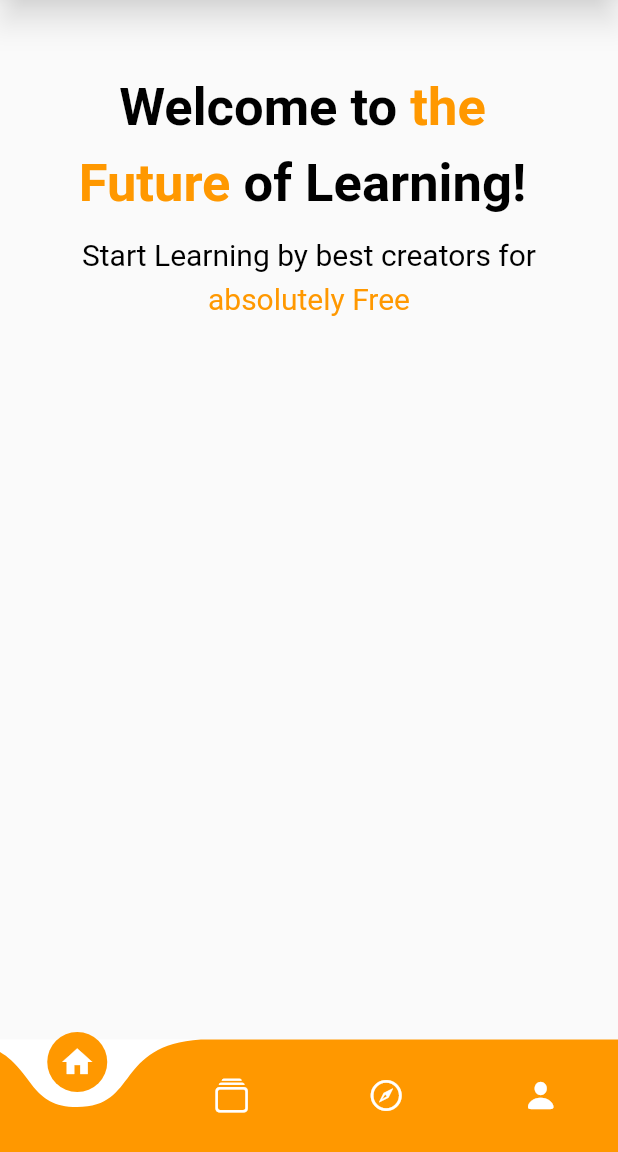
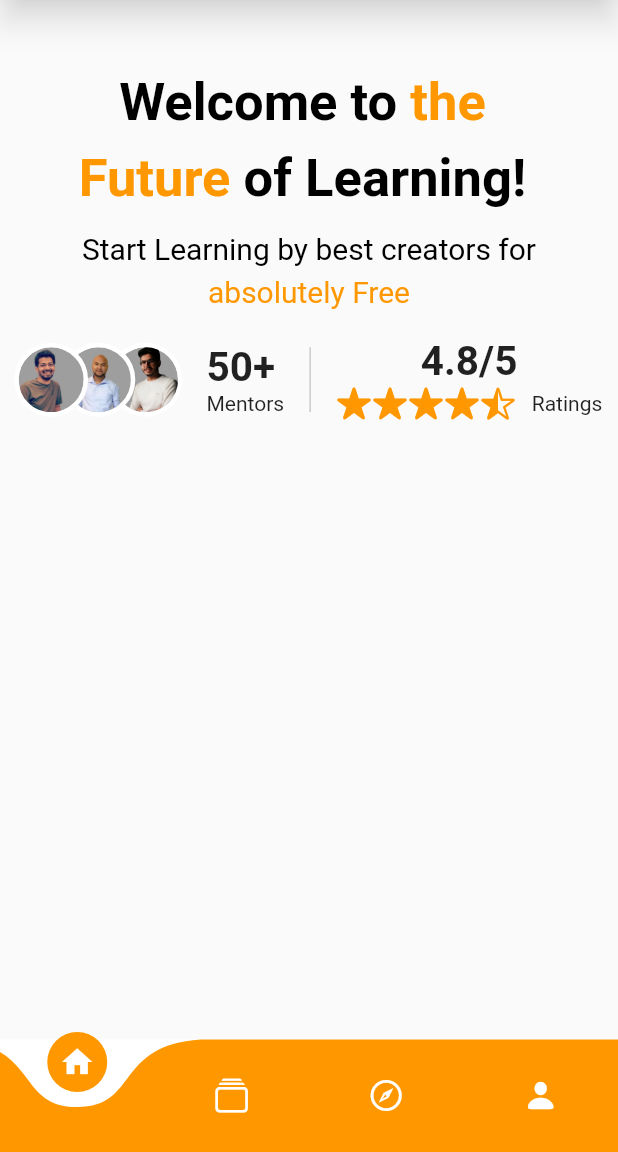
Before and after one commit to anzjoxavier/Assignment-01-CipherSchools, a Flutter app: the screen it shows after launch, on a phone screen of 412 x 824 dp, the part 84-1236 px from its top. Run offline on Flutter 3.47's test engine with Material 2 defaults, Android fonts, the light colour scheme and no system bars; drawn by our look-alikes of animated_text_kit, curved_navigation_bar; our stand-ins replace get.

Commit message:
Done Mentor and Ratings

```diff
--- a/lib/Utilities/app_layout.dart
+++ b/lib/Utilities/app_layout.dart
@@ -15,7 +15,7 @@ class AppLayout {
   }
 
   static getHeight(double pixels) {
-    final x = getScreenHeight()*(pixels/807.2727272727273);
+    final x = getScreenHeight()*(pixels/856.7272727272727);
     return x;
   }
 
--- a/lib/views/courses_view.dart
+++ b/lib/views/courses_view.dart
@@ -1,6 +1,8 @@
 import 'package:flutter/material.dart';
 import 'package:flutter/src/widgets/framework.dart';
 import 'package:flutter/src/widgets/placeholder.dart';
+
+import '../Utilities/app_layout.dart';
 
 class CoursesView extends StatefulWidget {
   const CoursesView({super.key});
@@ -12,7 +14,8 @@ class CoursesView extends StatefulWidget {
 class _CoursesViewState extends State<CoursesView> {
   @override
   Widget build(BuildContext context) {
-    return Scaffold(
+
+    return const Scaffold(
       body: Center(child: Text("Courses View")),
     );
   }
--- a/lib/views/home_view.dart
+++ b/lib/views/home_view.dart
@@ -1,10 +1,11 @@
 import 'package:animated_text_kit/animated_text_kit.dart';
 import 'package:cipherschools/Utilities/app_layout.dart';
+import 'package:cipherschools/widgets/mentorAndRating.dart';
+import 'package:cipherschools/widgets/roundedFrame.dart';
+import 'package:flutter/cupertino.dart';
 import 'package:flutter/material.dart';
-import 'package:flutter/src/widgets/framework.dart';
-import 'package:flutter/src/widgets/placeholder.dart';
-
 import '../Utilities/app_styles.dart';
+import '../widgets/appBar.dart';
 
 class HomeView extends StatefulWidget {
   const HomeView({super.key});
@@ -16,37 +17,16 @@ class HomeView extends StatefulWidget {
 class _HomeViewState extends State<HomeView> {
   @override
   Widget build(BuildContext context) {
+    final height = MediaQuery.of(context).size.height;
+    final width = MediaQuery.of(context).size.width;
+    print(height);
+    print(width);
     return Scaffold(
-      appBar: AppBar(
-        backgroundColor: Colors.white,
-        elevation: 8,
-        shadowColor: Colors.white,
-        title: Row(
-          children: [
-            Image.asset(
-              "assets/images/Cipherschools_icon.png",
-              width: 33,
-            ),
-            const SizedBox(
-              width: 5,
-            ),
-            Text(
-              "CipherSchools",
-              style: AppStyles.titleTextStyle,
-            ),
-            const Spacer(),
-            // Icon(Icons.menu_sharp,color: Colors.black,)
-            Image.asset(
-              "assets/images/menu_icon.png",
-              width: 40,
-            ),
-          ],
-        ),
-      ),
-      body: SingleChildScrollView(
-        child:Column(
-
-
+      appBar: AppBarClass.customAppBar,
+      body: Container(
+        padding: EdgeInsets.symmetric(horizontal: AppLayout.getWidth(10)),
+        child: SingleChildScrollView(
+            child: Column(
           children: [
             SizedBox(
               height: AppLayout.getHeight(50),
@@ -54,8 +34,15 @@ class _HomeViewState extends State<HomeView> {
             Row(
               mainAxisAlignment: MainAxisAlignment.center,
               children: [
-                Text("Welcome to ",style: AppStyles.headerTextStyle,),
-                Text("the ",style: AppStyles.headerTextStyle.copyWith(color: AppStyles.themeColor),),
+                Text(
+                  "Welcome to ",
+                  style: AppStyles.headerTextStyle,
+                ),
+                Text(
+                  "the ",
+                  style: AppStyles.headerTextStyle
+                      .copyWith(color: AppStyles.themeColor),
+                ),
               ],
             ),
             SizedBox(
@@ -64,27 +51,42 @@ class _HomeViewState extends State<HomeView> {
             Row(
               mainAxisAlignment: MainAxisAlignment.center,
               children: [
-                Text("Future ",style: AppStyles.headerTextStyle.copyWith(color: AppStyles.themeColor),),
-                Text("of Learning! ",style: AppStyles.headerTextStyle,),
+                Text(
+                  "Future ",
+                  style: AppStyles.headerTextStyle
+                      .copyWith(color: AppStyles.themeColor),
+                ),
+                Text(
+                  "of Learning! ",
+                  style: AppStyles.headerTextStyle,
+                ),
               ],
             ),
             SizedBox(
               height: AppLayout.getHeight(15),
             ),
-            Text("Start Learning by best creators for",style: AppStyles.subHeaderTextStyle,),
+            Text(
+              "Start Learning by best creators for",
+              style: AppStyles.subHeaderTextStyle,
+            ),
             SizedBox(
               height: AppLayout.getHeight(6),
             ),
-             AnimatedTextKit(
+            AnimatedTextKit(
               repeatForever: true,
               animatedTexts: [
-                TyperAnimatedText('absolutely Free',textStyle: AppStyles.animatedTextStyle,speed: Duration(milliseconds: 200)),
+                TyperAnimatedText('absolutely Free',
+                    textStyle: AppStyles.animatedTextStyle,
+                    speed: const Duration(milliseconds: 200)),
               ],
-              onTap:(){},
             ),
+            SizedBox(
+              height: AppLayout.getHeight(20),
+            ),
+           const MentorAndRating()
           ],
-        )
-        ),
+        )),
+      ),
     );
   }
 }
--- /dev/null
+++ b/lib/widgets/appBar.dart
@@ -0,0 +1,37 @@
+
+import 'package:flutter/material.dart';
+
+
+import '../Utilities/app_styles.dart';
+
+class AppBarClass{
+
+ static AppBar customAppBar=AppBar(
+        backgroundColor: Colors.white,
+        elevation: 8,
+        shadowColor: Colors.white,
+        title: Row(
+          children: [
+            Image.asset(
+              "assets/images/Cipherschools_icon.png",
+              width: 33,
+            ),
+            const SizedBox(
+              width: 5,
+            ),
+            Text(
+              "CipherSchools",
+              style: AppStyles.titleTextStyle,
+            ),
+            const Spacer(),
+            // Icon(Icons.menu_sharp,color: Colors.black,)
+            Image.asset(
+              "assets/images/menu_icon.png",
+              width: 40,
+            ),
+          ],
+        ),
+      );
+
+
+}
--- /dev/null
+++ b/lib/widgets/mentorAndRating.dart
@@ -0,0 +1,80 @@
+import 'package:cipherschools/widgets/roundedFrame.dart';
+import 'package:flutter/cupertino.dart';
+import 'package:flutter/material.dart';
+import '../Utilities/app_layout.dart';
+
+class MentorAndRating extends StatelessWidget {
+  const MentorAndRating({super.key});
+
+  @override
+  Widget build(BuildContext context) {
+    return Row(
+              mainAxisAlignment: MainAxisAlignment.spaceBetween,
+              mainAxisSize: MainAxisSize.max,
+              children: [
+                const RoundedPhotoFrame(),
+                const Spacer(),
+                Column(
+                  crossAxisAlignment: CrossAxisAlignment.start,
+                  children: const [
+                    Text(
+                      "50+",
+                      style: TextStyle(
+                          fontSize: 27, fontWeight: FontWeight.bold),
+                    ),
+                    Text("Mentors")
+                  ],
+                ),
+                const Spacer(),
+                Container(
+                  height: AppLayout.getHeight(45),
+                  width: AppLayout.getWidth(0.5),
+                  decoration: const BoxDecoration(color: Colors.grey),
+                ),
+                const Spacer(),
+                Column(
+                  mainAxisAlignment: MainAxisAlignment.center,
+                  children: [
+                    const Text(
+                      "4.8/5",
+                      style: TextStyle(
+                          fontSize: 27, fontWeight: FontWeight.bold),
+                    ),
+                    Row(
+                      children: [
+                        Row(
+                          children: const [
+                            Icon(
+                              CupertinoIcons.star_fill,
+                              color: Colors.orange,
+                            ),
+                            Icon(
+                              CupertinoIcons.star_fill,
+                              color: Colors.orange,
+                            ),
+                            Icon(
+                              CupertinoIcons.star_fill,
+                              color: Colors.orange,
+                            ),
+                            Icon(
+                              CupertinoIcons.star_fill,
+                              color: Colors.orange,
+                            ),
+                            Icon(
+                              CupertinoIcons.star_lefthalf_fill,
+                              color: Colors.orange,
+                            ),
+                          ],
+                        ),
+                        SizedBox(
+                          width: AppLayout.getWidth(10),
+                        ),
+                        const Text("Ratings"),
+                      ],
+                    )
+                  ],
+                ),
+              ],
+            );
+  }
+}
--- /dev/null
+++ b/lib/widgets/roundedFrame.dart
@@ -0,0 +1,75 @@
+import 'package:cipherschools/Utilities/app_layout.dart';
+import 'package:flutter/cupertino.dart';
+import 'package:flutter/material.dart';
+import 'package:flutter/src/widgets/framework.dart';
+import 'package:flutter/src/widgets/placeholder.dart';
+
+class RoundedPhotoFrame extends StatelessWidget {
+  const RoundedPhotoFrame({super.key});
+
+  @override
+  Widget build(BuildContext context) {
+    return Container(
+      // decoration: BoxDecoration(color: Colors.red),
+      width: AppLayout.getWidth(105),
+
+      child: Stack(
+        // fit: StackFit.loose,
+        clipBehavior: Clip.none,
+        children: [
+          Positioned(
+            left:AppLayout.getWidth(60),
+            child: Container(
+              width: AppLayout.getWidth(45),
+              height: AppLayout.getHeight(45),
+              clipBehavior: Clip.antiAliasWithSaveLayer,
+              decoration: BoxDecoration(
+                shape: BoxShape.circle,
+                color: Colors.grey,
+                border: Border.all(
+                  width: 3,
+                  color: Colors.white,
+                  strokeAlign: BorderSide.strokeAlignOutside,
+                ),
+              ),
+              child: Image.asset("assets/images/Harshit_Coding_Mentor.png"),
+            ),
+          ),
+          Positioned(
+            right: AppLayout.getWidth(30),
+            child: Container(
+              width: AppLayout.getWidth(45),
+              height: AppLayout.getHeight(45),
+              clipBehavior: Clip.antiAliasWithSaveLayer,
+              decoration: BoxDecoration(
+                shape: BoxShape.circle,
+                color: Colors.grey,
+                border: Border.all(
+                  width: 3,
+                  color: Colors.white,
+                  strokeAlign: BorderSide.strokeAlignOutside,
+                ),
+              ),
+              child: Image.asset("assets/images/Rajan_Coding_Mentor.png"),
+            ),
+          ),
+          Container(
+            width: AppLayout.getWidth(45),
+            height: AppLayout.getHeight(45),
+            clipBehavior: Clip.antiAliasWithSaveLayer,
+            decoration: BoxDecoration(
+                shape: BoxShape.circle,
+                color: Colors.grey,
+                border: Border.all(
+                  width: 3,
+                  color: Colors.white,
+                  strokeAlign: BorderSide.strokeAlignOutside,
+                )),
+            child: Image.asset("assets/images/Anurag_Coding_Mentor.png"),
+          ),
+
+        ],
+      ),
+    );
+  }
+}
--- a/pubspec.yaml
+++ b/pubspec.yaml
@@ -37,7 +37,6 @@ dependencies:
   cupertino_icons: ^1.0.5
   get: ^4.6.5
   curved_navigation_bar: ^1.0.3
-  curved_labeled_navigation_bar: ^2.0.2
   animated_text_kit: ^4.2.2
 
 dev_dependencies:
@@ -66,6 +65,8 @@ flutter:
   assets:
     - assets/images/Cipherschools_icon.png
     - assets/images/menu_icon.png
+    - assets/images/
+    - assets/images/Rajan_Coding_Mentor.png
   #   - images/a_dot_ham.jpeg
 
   # An image asset can refer to one or more resolution-specific "variants", see
```
Also changed, not shown: assets/images/Anurag_Coding_Mentor.png (added), assets/images/Harshit_Coding_Mentor.png (added), assets/images/Rajan_Coding_Mentor.png (added), pubspec.lock.
